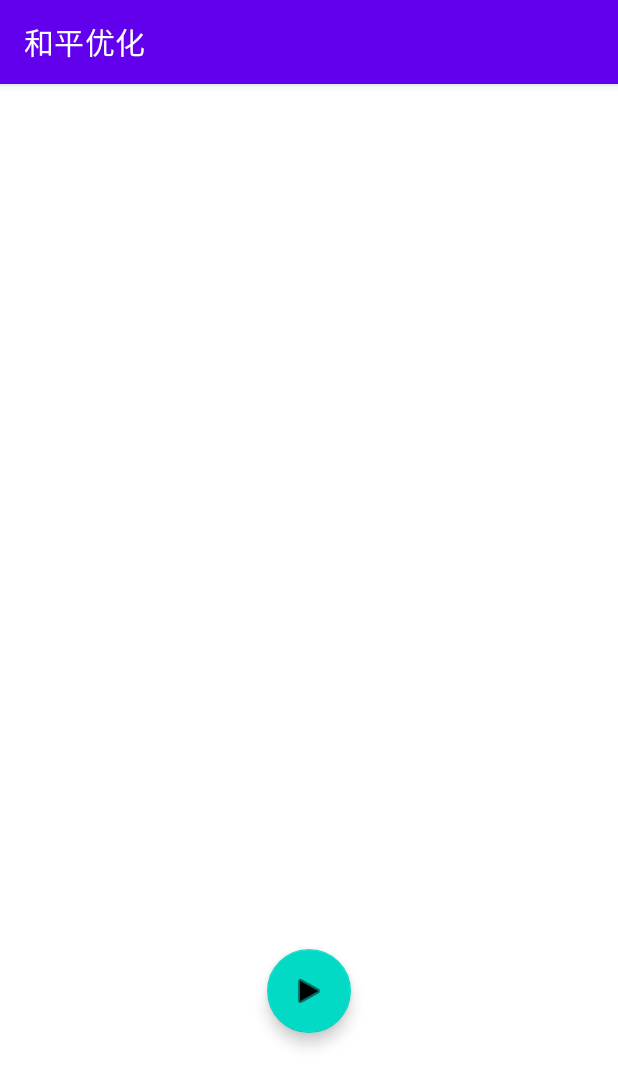
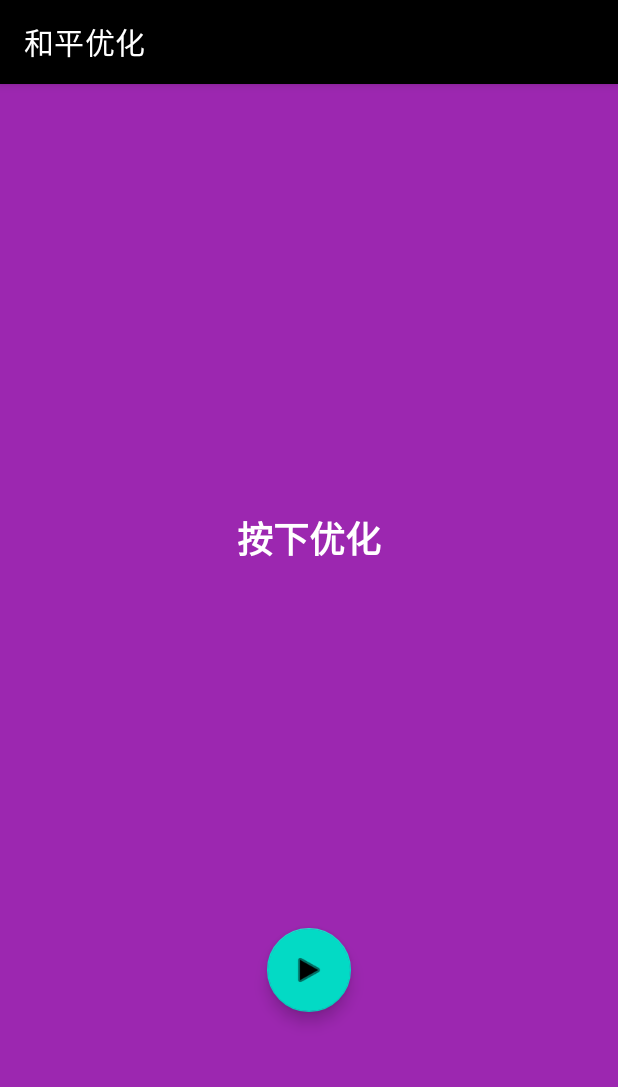
Before and after one commit to magicalAttacker/GPOpt, an Android app: the screen it shows after launch (MainActivity), on a phone screen of 412 x 824 dp. Shown: the top 1087 px of the screen. Run offline under Robolectric (Android 15) with nearby library versions, the phone set to English and light mode, and no system bars; 3 statements that could not run were skipped.

Commit message:
upload code

```diff
--- a/app/src/main/res/layout/activity_main.xml
+++ b/app/src/main/res/layout/activity_main.xml
@@ -4,6 +4,7 @@
     xmlns:tools="http://schemas.android.com/tools"
     android:layout_width="match_parent"
     android:layout_height="match_parent"
+    android:background="#9C27B0"
     tools:context=".MainActivity">
 
     <com.google.android.material.floatingactionbutton.FloatingActionButton
@@ -16,7 +17,22 @@
         app:layout_constraintEnd_toEndOf="parent"
         app:layout_constraintStart_toStartOf="parent"
         app:layout_constraintTop_toTopOf="parent"
-        app:layout_constraintVertical_bias="0.81"
+        app:layout_constraintVertical_bias="0.79"
         app:srcCompat="@android:drawable/ic_media_play" />
 
+    <TextView
+        android:id="@+id/textView"
+        android:layout_width="327dp"
+        android:layout_height="89dp"
+        android:gravity="center"
+        android:text="按下优化"
+        android:textColor="@color/white"
+        android:textSize="24sp"
+        android:textStyle="bold"
+        app:layout_constraintBottom_toBottomOf="parent"
+        app:layout_constraintEnd_toEndOf="parent"
+        app:layout_constraintStart_toStartOf="parent"
+        app:layout_constraintTop_toTopOf="parent"
+        app:layout_constraintVertical_bias="0.38" />
+
 </androidx.constraintlayout.widget.ConstraintLayout>
--- a/app/src/main/res/values/themes.xml
+++ b/app/src/main/res/values/themes.xml
@@ -2,9 +2,9 @@
     <!-- Base application theme. -->
     <style name="Theme.GPOpt" parent="Theme.MaterialComponents.DayNight.DarkActionBar">
         <!-- Primary brand color. -->
-        <item name="colorPrimary">@color/purple_500</item>
-        <item name="colorPrimaryVariant">@color/purple_700</item>
-        <item name="colorOnPrimary">@color/white</item>
+        <item name="colorPrimary">@color/black</item>
+        <item name="colorPrimaryVariant">@color/black</item>
+        <item name="colorOnPrimary">@color/black</item>
         <!-- Secondary brand color. -->
         <item name="colorSecondary">@color/teal_200</item>
         <item name="colorSecondaryVariant">@color/teal_700</item>
```
